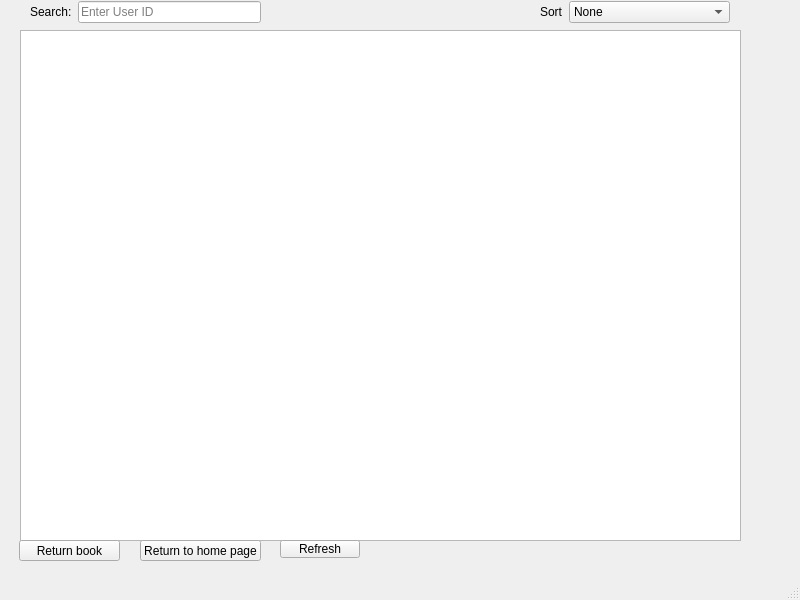
This is returnbook.ui in NadaSulaiman01/Library_management_system as Qt 5 draws it before an edit. The edited form follows.
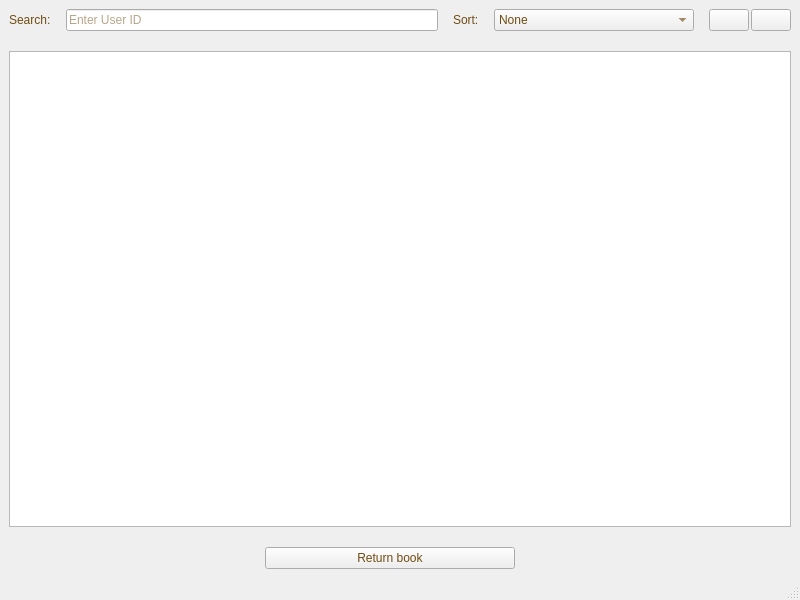
This is the edited form.

```diff
--- a/returnbook.ui
+++ b/returnbook.ui
@@ -14,70 +14,23 @@
    <string>MainWindow</string>
   </property>
   <widget class="QWidget" name="centralwidget">
-   <widget class="QTableView" name="tableView">
-    <property name="geometry">
-     <rect>
-      <x>20</x>
-      <y>30</y>
-      <width>721</width>
-      <height>511</height>
-     </rect>
+   <layout class="QGridLayout" name="gridLayout">
+    <property name="verticalSpacing">
+     <number>20</number>
     </property>
-    <property name="selectionBehavior">
-     <enum>QAbstractItemView::SelectRows</enum>
-    </property>
-   </widget>
-   <widget class="QPushButton" name="pushButton_returnbook">
-    <property name="geometry">
-     <rect>
-      <x>19</x>
-      <y>540</y>
-      <width>101</width>
-      <height>21</height>
-     </rect>
-    </property>
-    <property name="text">
-     <string>Return book</string>
-    </property>
-   </widget>
-   <widget class="QPushButton" name="pushButton_returnToHome">
-    <property name="geometry">
-     <rect>
-      <x>140</x>
-      <y>540</y>
-      <width>121</width>
-      <height>21</height>
-     </rect>
-    </property>
-    <property name="text">
-     <string>Return to home page</string>
-    </property>
-   </widget>
-   <widget class="QPushButton" name="pushButton_refresh">
-    <property name="geometry">
-     <rect>
-      <x>280</x>
-      <y>540</y>
-      <width>80</width>
-      <height>18</height>
-     </rect>
-    </property>
-    <property name="text">
-     <string>Refresh</string>
-    </property>
-   </widget>
-   <widget class="QWidget" name="">
-    <property name="geometry">
-     <rect>
-      <x>30</x>
-      <y>0</y>
-      <width>231</width>
-      <height>24</height>
-     </rect>
-    </property>
+    <item row="0" column="0">
+     <layout class="QHBoxLayout" name="horizontalLayout_4">
+      <property name="spacing">
+       <number>15</number>
+      </property>
+      <item>
     <layout class="QHBoxLayout" name="horizontalLayout">
      <item>
       <widget class="QLabel" name="label">
+          <property name="styleSheet">
+           <string notr="true">color:rgb(111, 76, 19);
+font: 12pt &quot;Segoe UI&quot;;</string>
+          </property>
        <property name="text">
         <string>Search:</string>
        </property>
@@ -85,32 +38,42 @@
      </item>
      <item>
       <widget class="QLineEdit" name="lineEdit">
+          <property name="styleSheet">
+           <string notr="true">color:rgb(111, 76, 19);
+font: 12pt &quot;Segoe UI&quot;;</string>
+          </property>
        <property name="placeholderText">
         <string>Enter User ID</string>
        </property>
       </widget>
      </item>
     </layout>
-   </widget>
-   <widget class="QWidget" name="">
-    <property name="geometry">
-     <rect>
-      <x>540</x>
-      <y>0</y>
-      <width>190</width>
-      <height>24</height>
-     </rect>
-    </property>
+      </item>
+      <item>
     <layout class="QHBoxLayout" name="horizontalLayout_2">
      <item>
       <widget class="QLabel" name="label_2">
+          <property name="styleSheet">
+           <string notr="true">color:rgb(111, 76, 19);
+font: 12pt &quot;Segoe UI&quot;;</string>
+          </property>
        <property name="text">
-        <string>Sort</string>
+           <string>Sort:</string>
        </property>
       </widget>
      </item>
      <item>
       <widget class="QComboBox" name="comboBox_sort">
+          <property name="minimumSize">
+           <size>
+            <width>200</width>
+            <height>0</height>
+           </size>
+          </property>
+          <property name="styleSheet">
+           <string notr="true">color:rgb(111, 76, 19);
+font: 12pt &quot;Segoe UI&quot;;</string>
+          </property>
        <item>
         <property name="text">
          <string>None</string>
@@ -124,7 +87,111 @@
       </widget>
      </item>
     </layout>
-   </widget>
+      </item>
+      <item>
+       <layout class="QHBoxLayout" name="horizontalLayout_3">
+        <property name="spacing">
+         <number>2</number>
+        </property>
+        <item>
+         <widget class="QPushButton" name="pushButton_refresh">
+          <property name="cursor">
+           <cursorShape>PointingHandCursor</cursorShape>
+          </property>
+          <property name="text">
+           <string/>
+          </property>
+         </widget>
+        </item>
+        <item>
+         <widget class="QPushButton" name="pushButton_returnToHome">
+          <property name="cursor">
+           <cursorShape>PointingHandCursor</cursorShape>
+          </property>
+          <property name="text">
+           <string/>
+          </property>
+         </widget>
+        </item>
+       </layout>
+      </item>
+     </layout>
+    </item>
+    <item row="1" column="0">
+     <widget class="QTableView" name="tableView">
+      <property name="styleSheet">
+       <string notr="true">color:rgb(111, 76, 19);
+font: 700 10pt &quot;Segoe UI&quot;;
+</string>
+      </property>
+      <property name="selectionBehavior">
+       <enum>QAbstractItemView::SelectRows</enum>
+      </property>
+      <attribute name="horizontalHeaderDefaultSectionSize">
+       <number>105</number>
+      </attribute>
+     </widget>
+    </item>
+    <item row="2" column="0">
+     <layout class="QHBoxLayout" name="horizontalLayout_5">
+      <property name="rightMargin">
+       <number>20</number>
+      </property>
+      <item>
+       <spacer name="horizontalSpacer_2">
+        <property name="orientation">
+         <enum>Qt::Horizontal</enum>
+        </property>
+        <property name="sizeType">
+         <enum>QSizePolicy::Expanding</enum>
+        </property>
+        <property name="sizeHint" stdset="0">
+         <size>
+          <width>40</width>
+          <height>20</height>
+         </size>
+        </property>
+       </spacer>
+      </item>
+      <item>
+       <widget class="QPushButton" name="pushButton_returnbook">
+        <property name="minimumSize">
+         <size>
+          <width>250</width>
+          <height>0</height>
+         </size>
+        </property>
+        <property name="cursor">
+         <cursorShape>PointingHandCursor</cursorShape>
+        </property>
+        <property name="styleSheet">
+         <string notr="true">color:rgb(111, 76, 19);
+font: 12pt &quot;Segoe UI&quot;;</string>
+        </property>
+        <property name="text">
+         <string>Return book</string>
+        </property>
+       </widget>
+      </item>
+      <item>
+       <spacer name="horizontalSpacer">
+        <property name="orientation">
+         <enum>Qt::Horizontal</enum>
+        </property>
+        <property name="sizeType">
+         <enum>QSizePolicy::Expanding</enum>
+        </property>
+        <property name="sizeHint" stdset="0">
+         <size>
+          <width>40</width>
+          <height>20</height>
+         </size>
+        </property>
+       </spacer>
+      </item>
+     </layout>
+    </item>
+   </layout>
   </widget>
   <widget class="QMenuBar" name="menubar">
    <property name="geometry">
```
Left out of the diff: 2 changed lines with no effect on the pictures. Lines whose indentation alone changed are shown as unchanged.
